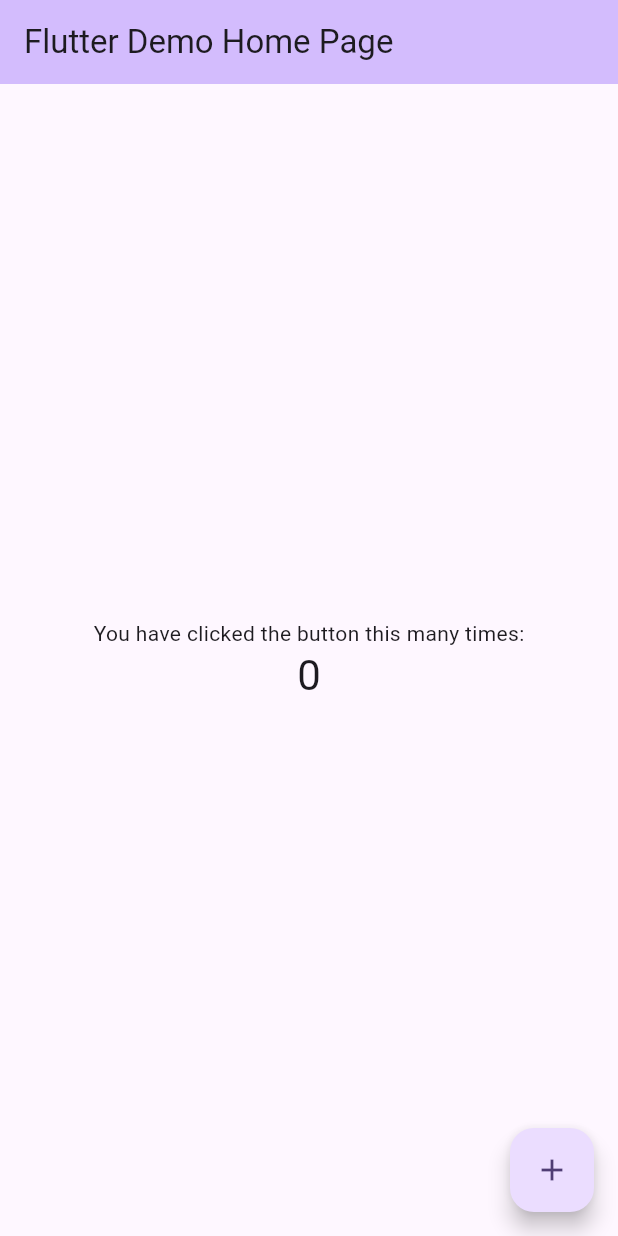
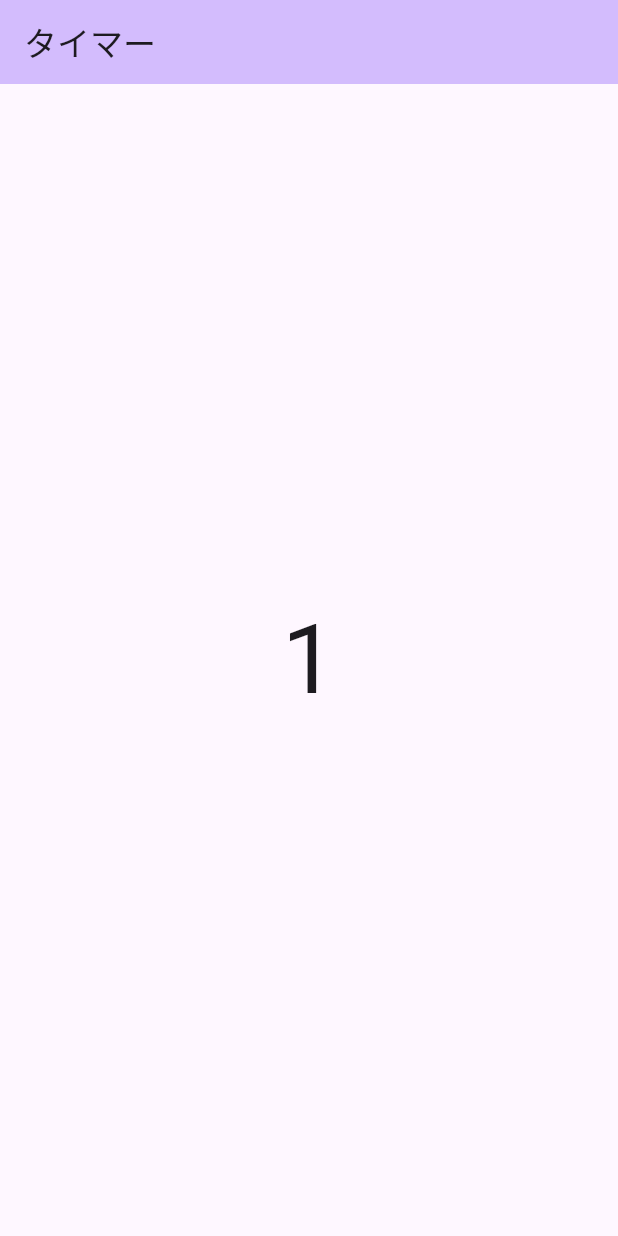
Before and after one commit to yambaru-hackathon/miyazato_sota_homework, a Flutter app: the MyHomePage screen opened directly, on a phone screen of 412 x 824 dp. Run offline on Flutter 3.47's test engine with Material 3 defaults, Android fonts, the phone set to English and light mode, and no system bars.

Commit message:
add: a timer that counts every second

```diff
--- a/lib/main.dart
+++ b/lib/main.dart
@@ -1,3 +1,5 @@
+import 'dart:async';
+
 import 'package:flutter/material.dart';
 
 void main() {
@@ -13,40 +15,16 @@ class MyApp extends StatelessWidget {
     return MaterialApp(
       title: 'Flutter Demo',
       theme: ThemeData(
-        // This is the theme of your application.
-        //
-        // TRY THIS: Try running your application with "flutter run". You'll see
-        // the application has a purple toolbar. Then, without quitting the app,
-        // try changing the seedColor in the colorScheme below to Colors.green
-        // and then invoke "hot reload" (save your changes or press the "hot
-        // reload" button in a Flutter-supported IDE, or press "r" if you used
-        // the command line to start the app).
-        //
-        // Notice that the counter didn't reset back to zero; the application
-        // state is not lost during the reload. To reset the state, use hot
-        // restart instead.
-        //
-        // This works for code too, not just values: Most code changes can be
-        // tested with just a hot reload.
         colorScheme: ColorScheme.fromSeed(seedColor: Colors.deepPurple),
         useMaterial3: true,
       ),
-      home: const MyHomePage(title: 'Flutter Demo Home Page'),
+      home: const MyHomePage(title: 'タイマー'),
     );
   }
 }
 
 class MyHomePage extends StatefulWidget {
   const MyHomePage({super.key, required this.title});
-
-  // This widget is the home page of your application. It is stateful, meaning
-  // that it has a State object (defined below) that contains fields that affect
-  // how it looks.
-
-  // This class is the configuration for the state. It holds the values (in this
-  // case the title) provided by the parent (in this case the App widget) and
-  // used by the build method of the State. Fields in a Widget subclass are
-  // always marked "final".
 
   final String title;
 
@@ -55,71 +33,34 @@ class MyHomePage extends StatefulWidget {
 }
 
 class _MyHomePageState extends State<MyHomePage> {
-  int _counter = 0;
+  int _second = 0;
 
-  void _incrementCounter() {
-    setState(() {
-      // This call to setState tells the Flutter framework that something has
-      // changed in this State, which causes it to rerun the build method below
-      // so that the display can reflect the updated values. If we changed
-      // _counter without calling setState(), then the build method would not be
-      // called again, and so nothing would appear to happen.
-      _counter++;
+  @override
+  void initState() {
+    // TODO: implement initState
+    super.initState();
+    // 1秒ごとにカウントアップ
+    Timer.periodic(const Duration(seconds: 1), (timer) {
+      setState(() {
+        debugPrint('$_second');
+        _second++;
+      });
     });
   }
 
   @override
   Widget build(BuildContext context) {
-    // This method is rerun every time setState is called, for instance as done
-    // by the _incrementCounter method above.
-    //
-    // The Flutter framework has been optimized to make rerunning build methods
-    // fast, so that you can just rebuild anything that needs updating rather
-    // than having to individually change instances of widgets.
     return Scaffold(
       appBar: AppBar(
-        // TRY THIS: Try changing the color here to a specific color (to
-        // Colors.amber, perhaps?) and trigger a hot reload to see the AppBar
-        // change color while the other colors stay the same.
         backgroundColor: Theme.of(context).colorScheme.inversePrimary,
-        // Here we take the value from the MyHomePage object that was created by
-        // the App.build method, and use it to set our appbar title.
         title: Text(widget.title),
       ),
       body: Center(
-        // Center is a layout widget. It takes a single child and positions it
-        // in the middle of the parent.
-        child: Column(
-          // Column is also a layout widget. It takes a list of children and
-          // arranges them vertically. By default, it sizes itself to fit its
-          // children horizontally, and tries to be as tall as its parent.
-          //
-          // Column has various properties to control how it sizes itself and
-          // how it positions its children. Here we use mainAxisAlignment to
-          // center the children vertically; the main axis here is the vertical
-          // axis because Columns are vertical (the cross axis would be
-          // horizontal).
-          //
-          // TRY THIS: Invoke "debug painting" (choose the "Toggle Debug Paint"
-          // action in the IDE, or press "p" in the console), to see the
-          // wireframe for each widget.
-          mainAxisAlignment: MainAxisAlignment.center,
-          children: <Widget>[
-            const Text(
-              'You have clicked the button this many times:',
-            ),
-            Text(
-              '$_counter',
-              style: Theme.of(context).textTheme.headlineMedium,
-            ),
-          ],
+        child: Text(
+          '$_second',
+          style: const TextStyle(fontSize: 64),
         ),
-      ),
-      floatingActionButton: FloatingActionButton(
-        onPressed: _incrementCounter,
-        tooltip: 'Increment',
-        child: const Icon(Icons.add),
-      ), // This trailing comma makes auto-formatting nicer for build methods.
+      ),// This trailing comma makes auto-formatting nicer for build methods.
     );
   }
 }
```
Also changed, not shown: pubspec.lock.
